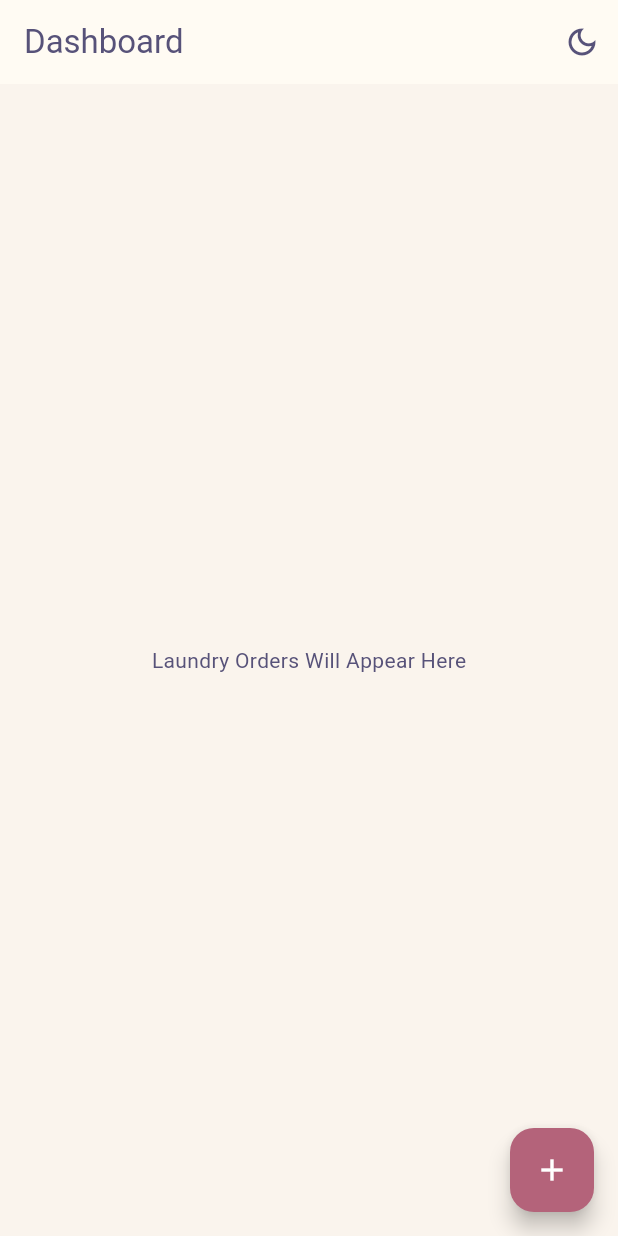
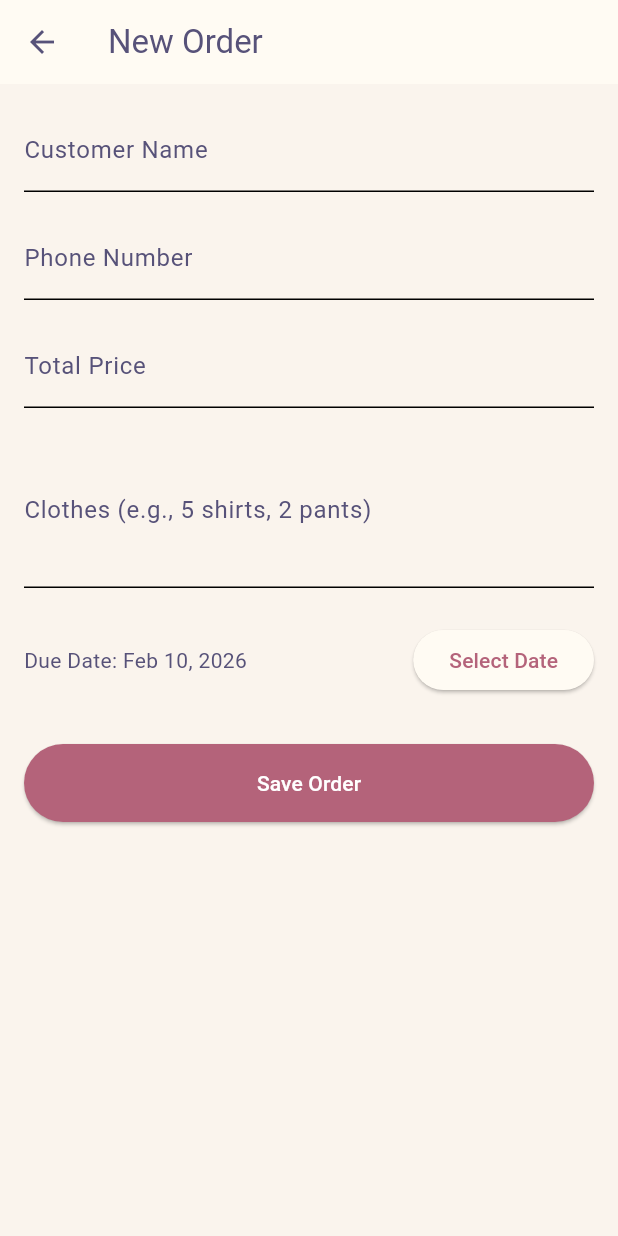
Before and after one commit to ENDragnee/laundary_management, a Flutter app: the screen it shows after launch, after a tap on the "add" icon, on a phone screen of 412 x 824 dp. Run offline on Flutter 3.47's test engine with Material 3 defaults, Android fonts, the phone set to English and light mode, and no system bars; our stand-ins replace drift, go_router; accounts and stored records are empty; generated files the repository leaves out were written again.

Commit message:
feat: order form and managment

```diff
--- a/lib/core/navigation/app_router.dart
+++ b/lib/core/navigation/app_router.dart
@@ -1,5 +1,7 @@
 import 'package:go_router/go_router.dart';
+import 'package:laundary_management/core/database/app_database.dart';
 import 'package:laundary_management/features/dashboard/presentation/screens/dashboard_screen.dart';
+import 'package:laundary_management/features/laundry_order/presentation/screens/order_form_screen.dart';
 import 'package:laundary_management/features/splash/presentation/screens/splash_screen.dart';
 
 final appRouter = GoRouter(
@@ -13,5 +15,13 @@ final appRouter = GoRouter(
       path: '/dashboard',
       builder: (context, state) => const DashboardScreen(),
     ),
+    GoRoute(
+      path: '/order_form',
+      builder: (context, state) {
+        // The 'extra' property holds the object we pass during navigation
+        final LaundryOrder? order = state.extra as LaundryOrder?;
+        return OrderFormScreen(order: order);
+      },
+    ),
   ],
 );
--- a/lib/features/dashboard/presentation/screens/dashboard_screen.dart
+++ b/lib/features/dashboard/presentation/screens/dashboard_screen.dart
@@ -1,4 +1,7 @@
 import 'package:flutter/material.dart';
+import 'package:go_router/go_router.dart';
+import 'package:intl/intl.dart';
+import 'package:laundary_management/core/database/app_database.dart';
 import 'package:laundary_management/core/theme/theme_manager.dart';
 import 'package:provider/provider.dart';
 
@@ -7,30 +10,69 @@ class DashboardScreen extends StatelessWidget {
 
   @override
   Widget build(BuildContext context) {
-    // We use .read here because we are calling a function, not rebuilding the widget
     final themeManager = context.read<ThemeManager>();
-    // We use Theme.of(context) to find out the current effective brightness
     final isDarkMode = Theme.of(context).brightness == Brightness.dark;
+    final database = context.read<AppDatabase>();
 
     return Scaffold(
       appBar: AppBar(
         title: const Text('Dashboard'),
         actions: [
           IconButton(
-            icon: Icon(isDarkMode ? Icons.light_mode_outlined : Icons.dark_mode_outlined),
+            icon: Icon(
+              isDarkMode ? Icons.light_mode_outlined : Icons.dark_mode_outlined,
+            ),
             onPressed: () {
-              // Toggle the theme
               themeManager.toggleTheme(!isDarkMode);
             },
-          )
+          ),
         ],
       ),
-      body: const Center(
-        child: Text('Laundry Orders Will Appear Here'),
+      body: StreamBuilder<List<LaundryOrder>>(
+        stream: database.watchAllOrders(),
+        builder: (context, snapshot) {
+          final orders = snapshot.data ?? [];
+
+          if (orders.isEmpty) {
+            return const Center(child: Text('No laundry orders yet.'));
+          }
+
+          return ListView.builder(
+            itemCount: orders.length,
+            itemBuilder: (context, index) {
+              final order = orders[index];
+              return Card(
+                margin: const EdgeInsets.symmetric(horizontal: 8, vertical: 4),
+                child: ListTile(
+                  title: Text(order.customerName),
+                  subtitle: Text(
+                    'Due: ${DateFormat.yMMMd().format(order.dueDate)}',
+                  ),
+                  trailing: Column(
+                    mainAxisAlignment: MainAxisAlignment.center,
+                    crossAxisAlignment: CrossAxisAlignment.end,
+                    children: [
+                      Text(
+                        'Code: ${order.code}',
+                        style: Theme.of(context).textTheme.bodySmall,
+                      ),
+                      Text('\$ETB{order.totalPrice.toStringAsFixed(2)}'),
+                    ],
+                  ),
+                  onTap: () {
+                    // Navigate to edit screen, passing the order object
+                    context.push('/order_form', extra: order);
+                  },
+                ),
+              );
+            },
+          );
+        },
       ),
       floatingActionButton: FloatingActionButton(
         onPressed: () {
-          // TODO: Navigate to create new order screen
+          // Navigate to create new order screen
+          context.push('/order_form');
         },
         child: const Icon(Icons.add),
       ),
--- /dev/null
+++ b/lib/features/laundry_order/presentation/screens/order_form_screen.dart
@@ -0,0 +1,210 @@
+import 'package:drift/drift.dart' as d;
+import 'package:flutter/material.dart';
+import 'package:go_router/go_router.dart';
+import 'package:intl/intl.dart';
+import 'package:laundary_management/core/database/app_database.dart';
+import 'package:provider/provider.dart';
+import 'package:uuid/uuid.dart';
+
+class OrderFormScreen extends StatefulWidget {
+  // If an order is passed, we are in "edit" mode.
+  final LaundryOrder? order;
+
+  const OrderFormScreen({super.key, this.order});
+
+  @override
+  State<OrderFormScreen> createState() => _OrderFormScreenState();
+}
+
+class _OrderFormScreenState extends State<OrderFormScreen> {
+  final _formKey = GlobalKey<FormState>();
+  late TextEditingController _nameController;
+  late TextEditingController _phoneController;
+  late TextEditingController _clothesController;
+  late TextEditingController _priceController;
+  late DateTime _dueDate;
+
+  bool get _isEditing => widget.order != null;
+
+  @override
+  void initState() {
+    super.initState();
+    _nameController = TextEditingController(
+      text: widget.order?.customerName ?? '',
+    );
+    _phoneController = TextEditingController(
+      text: widget.order?.phoneNumber ?? '',
+    );
+    _clothesController = TextEditingController(
+      text: widget.order?.clothes ?? '',
+    );
+    _priceController = TextEditingController(
+      text: widget.order?.totalPrice.toString() ?? '',
+    );
+    _dueDate =
+        widget.order?.dueDate ?? DateTime.now().add(const Duration(days: 3));
+  }
+
+  @override
+  void dispose() {
+    _nameController.dispose();
+    _phoneController.dispose();
+    _clothesController.dispose();
+    _priceController.dispose();
+    super.dispose();
+  }
+
+  Future<void> _selectDueDate(BuildContext context) async {
+    final picked = await showDatePicker(
+      context: context,
+      initialDate: _dueDate,
+      firstDate: DateTime.now(),
+      lastDate: DateTime(2101),
+    );
+    if (picked != null && picked != _dueDate) {
+      setState(() {
+        _dueDate = picked;
+      });
+    }
+  }
+
+  void _saveOrder() {
+    if (_formKey.currentState!.validate()) {
+      final database = context.read<AppDatabase>();
+      final now = DateTime.now();
+
+      final orderCompanion = LaundryOrdersCompanion(
+        id: _isEditing ? d.Value(widget.order!.id) : const d.Value.absent(),
+        customerName: d.Value(_nameController.text),
+        phoneNumber: d.Value(_phoneController.text),
+        clothes: d.Value(_clothesController.text),
+        totalPrice: d.Value(double.tryParse(_priceController.text) ?? 0.0),
+        dueDate: d.Value(_dueDate),
+        code: _isEditing
+            ? d.Value(widget.order!.code)
+            : d.Value(const Uuid().v4().substring(0, 6).toUpperCase()),
+        createdAt: _isEditing ? d.Value(widget.order!.createdAt) : d.Value(now),
+        updatedAt: d.Value(now),
+      );
+
+      if (_isEditing) {
+        database.updateOrder(orderCompanion);
+      } else {
+        database.addOrder(orderCompanion);
+      }
+
+      context.pop();
+    }
+  }
+
+  void _deleteOrder() {
+    showDialog(
+      context: context,
+      builder: (ctx) => AlertDialog(
+        title: const Text('Confirm Deletion'),
+        content: const Text('Are you sure you want to delete this order?'),
+        actions: [
+          TextButton(
+            onPressed: () => Navigator.of(ctx).pop(),
+            child: const Text('Cancel'),
+          ),
+          TextButton(
+            onPressed: () {
+              context.read<AppDatabase>().deleteOrder(widget.order!.id);
+              // Pop twice to exit the dialog and the form screen
+              Navigator.of(ctx).pop();
+              context.pop();
+            },
+            child: Text(
+              'Delete',
+              style: TextStyle(color: Theme.of(context).colorScheme.error),
+            ),
+          ),
+        ],
+      ),
+    );
+  }
+
+  @override
+  Widget build(BuildContext context) {
+    return Scaffold(
+      appBar: AppBar(
+        title: Text(_isEditing ? 'Edit Order' : 'New Order'),
+        actions: [
+          if (_isEditing)
+            IconButton(
+              icon: const Icon(Icons.delete_outline),
+              onPressed: _deleteOrder,
+            ),
+        ],
+      ),
+      body: SingleChildScrollView(
+        padding: const EdgeInsets.all(16.0),
+        child: Form(
+          key: _formKey,
+          child: Column(
+            crossAxisAlignment: CrossAxisAlignment.stretch,
+            children: [
+              TextFormField(
+                controller: _nameController,
+                decoration: const InputDecoration(labelText: 'Customer Name'),
+                validator: (value) =>
+                    value!.isEmpty ? 'Please enter a name' : null,
+              ),
+              const SizedBox(height: 16),
+              TextFormField(
+                controller: _phoneController,
+                decoration: const InputDecoration(labelText: 'Phone Number'),
+                keyboardType: TextInputType.phone,
+                validator: (value) =>
+                    value!.isEmpty ? 'Please enter a phone number' : null,
+              ),
+              const SizedBox(height: 16),
+              TextFormField(
+                controller: _priceController,
+                decoration: const InputDecoration(labelText: 'Total Price'),
+                keyboardType: TextInputType.number,
+                validator: (value) =>
+                    value!.isEmpty ? 'Please enter a price' : null,
+              ),
+              const SizedBox(height: 16),
+              TextFormField(
+                controller: _clothesController,
+                decoration: const InputDecoration(
+                  labelText: 'Clothes (e.g., 5 shirts, 2 pants)',
+                ),
+                maxLines: 3,
+                validator: (value) =>
+                    value!.isEmpty ? 'Please list the clothes' : null,
+              ),
+              const SizedBox(height: 24),
+              Row(
+                children: [
+                  Expanded(
+                    child: Text(
+                      'Due Date: ${DateFormat.yMMMd().format(_dueDate)}',
+                    ),
+                  ),
+                  ElevatedButton(
+                    onPressed: () => _selectDueDate(context),
+                    child: const Text('Select Date'),
+                  ),
+                ],
+              ),
+              const SizedBox(height: 32),
+              ElevatedButton(
+                onPressed: _saveOrder,
+                style: ElevatedButton.styleFrom(
+                  padding: const EdgeInsets.symmetric(vertical: 16),
+                  backgroundColor: Theme.of(context).colorScheme.primary,
+                  foregroundColor: Theme.of(context).colorScheme.onPrimary,
+                ),
+                child: Text(_isEditing ? 'Update Order' : 'Save Order'),
+              ),
+            ],
+          ),
+        ),
+      ),
+    );
+  }
+}
--- a/pubspec.yaml
+++ b/pubspec.yaml
@@ -42,6 +42,9 @@ dependencies:
   sqlite3_flutter_libs: ^0.5.21
   path_provider: ^2.1.2
   path: ^1.9.0
+  uuid: ^4.3.3
+  # For date formatting
+  intl: ^0.19.0
 
   # For dependency injection/providing the database
   provider: ^6.1.2
```
Also changed, not shown: pubspec.lock.
